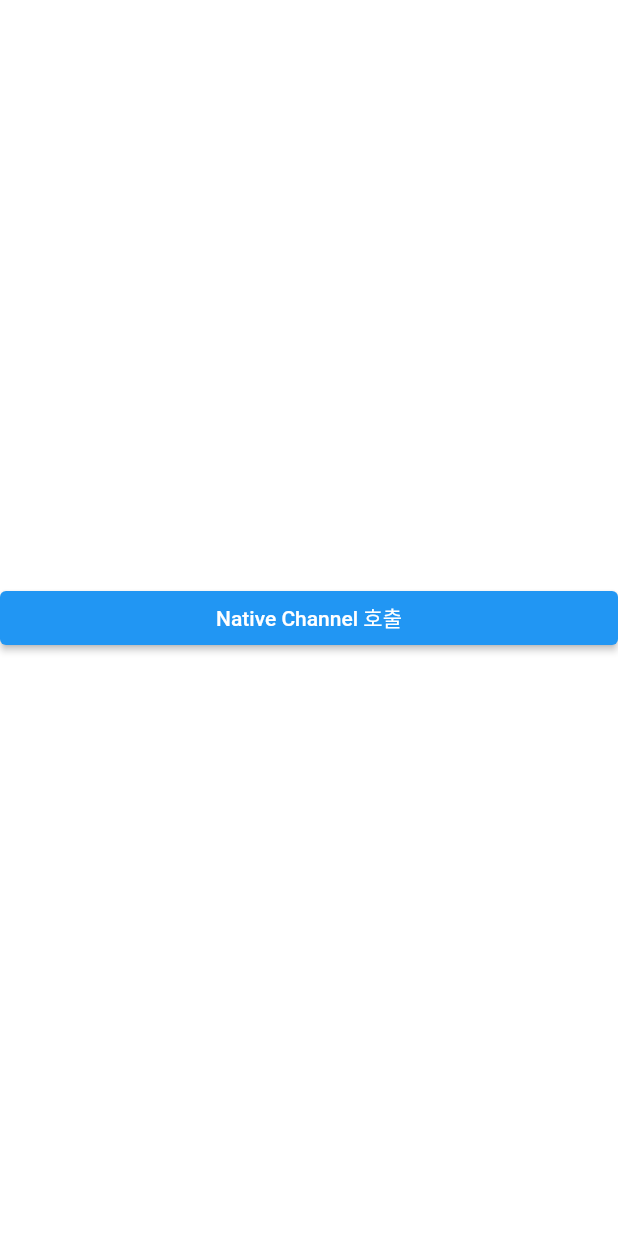
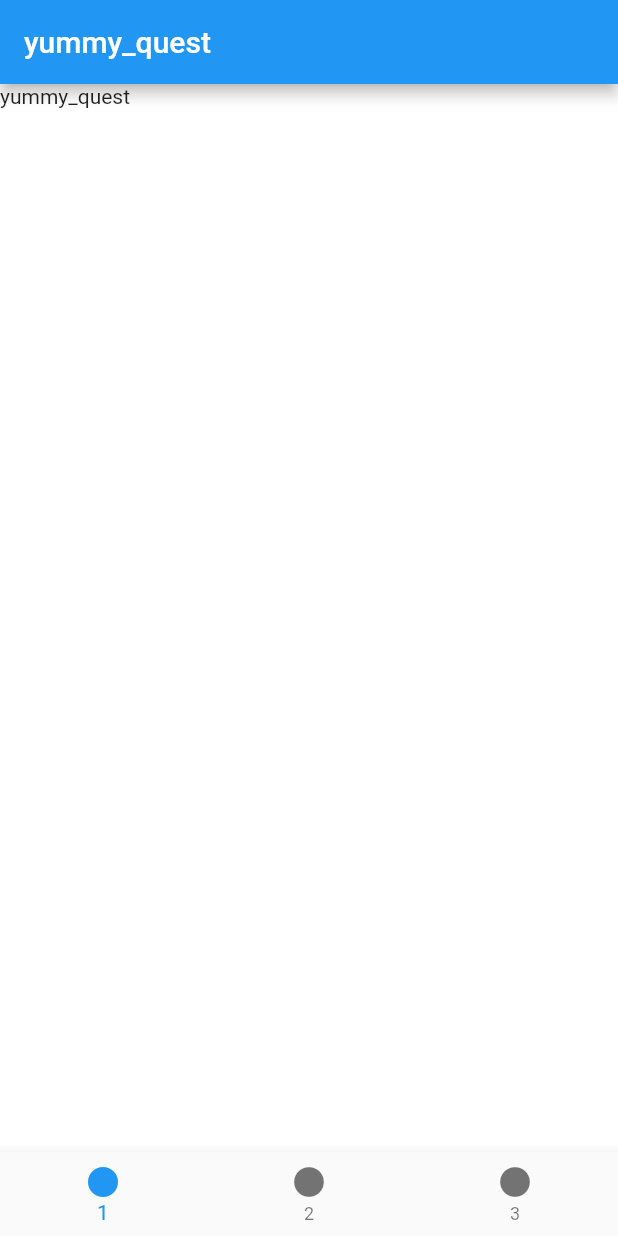
Before and after one commit to junction-dragonball/junction2023-mobile, a Flutter app: the screen it shows after launch, on a phone screen of 412 x 824 dp. Run offline on Flutter 3.47's test engine with Material 2 defaults, Android fonts, the phone set to English and light mode, and no system bars; our stand-ins replace get.

Commit message:
feat: 메인 바텀네비게이션 라우팅 구현

```diff
--- /dev/null
+++ b/lib/app/presentation/screens/main_indexed_stack_screen/main_indexed_stack_screen.dart
@@ -0,0 +1,37 @@
+import 'package:get/get.dart';
+import 'package:flutter/material.dart';
+import 'package:yummy_quest/app/presentation/screens/my_page_screen/my_page_screen.dart';
+import 'package:yummy_quest/app/presentation/screens/yummy_deal_screen/yummy_deal_screen.dart';
+import 'package:yummy_quest/app/presentation/screens/yummy_quest_screen/yummy_quest_screen.dart';
+import 'main_indexed_stack_screen_controller.dart';
+
+class MainIndexedStackScreen extends GetView<MainIndexedStackScreenController> {
+  const MainIndexedStackScreen({Key? key}) : super(key: key);
+
+  @override
+  Widget build(BuildContext context) {
+    return Scaffold(
+      body: Obx(
+        () => IndexedStack(
+          index: controller.currentIndex.value,
+          children: [
+            YummyQuestScreen(),
+            YummyDealScreen(),
+            MyPageScreen(),
+          ],
+        ),
+      ),
+      bottomNavigationBar: Obx(
+        () => BottomNavigationBar(
+          currentIndex: controller.currentIndex.value,
+          onTap: controller.onBottomNavItemTap,
+          items: [
+            BottomNavigationBarItem(icon: Icon(Icons.circle), label: '1'),
+            BottomNavigationBarItem(icon: Icon(Icons.circle), label: '2'),
+            BottomNavigationBarItem(icon: Icon(Icons.circle), label: '3'),
+          ],
+        ),
+      ),
+    );
+  }
+}
--- /dev/null
+++ b/lib/app/presentation/screens/main_indexed_stack_screen/main_indexed_stack_screen_binding.dart
@@ -0,0 +1,9 @@
+import 'package:get/instance_manager.dart';
+import 'main_indexed_stack_screen_controller.dart';
+
+class MainIndexedStackScreenBinding implements Bindings {
+  @override
+  void dependencies() {
+    Get.put(MainIndexedStackScreenController());
+  }
+}
--- /dev/null
+++ b/lib/app/presentation/screens/main_indexed_stack_screen/main_indexed_stack_screen_controller.dart
@@ -0,0 +1,10 @@
+import 'package:get/get.dart';
+
+class MainIndexedStackScreenController extends GetxController{
+
+  final RxInt currentIndex = 0.obs;
+
+  void onBottomNavItemTap(int index){
+    currentIndex(index);
+  }
+}
--- a/lib/app/presentation/screens/main_screen/main_screen.dart
+++ /dev/null
@@ -1,29 +0,0 @@
-import 'package:flutter/services.dart';
-import 'package:get/get.dart';
-import 'package:flutter/material.dart';
-import 'package:yummy_quest/app/domain/use_cases/request_screen_time_access_use_case.dart';
-// import 'package:notification_permissions/notification_permissions.dart';
-import 'main_screen_controller.dart';
-
-class MainScreen extends GetView<MainScreenController> {
-  const MainScreen({Key? key}) : super(key: key);
-
-  @override
-  Widget build(BuildContext context) {
-    return Scaffold(
-      body: Column(
-        crossAxisAlignment: CrossAxisAlignment.stretch,
-        mainAxisAlignment: MainAxisAlignment.center,
-        children: [
-          ElevatedButton(
-            onPressed: () async {
-              final a = await RequestScreenTimeAccessUseCase()();
-              print(a);
-            },
-            child: Text('Native Channel 호출'),
-          ),
-        ],
-      ),
-    );
-  }
-}
--- a/lib/app/presentation/screens/main_screen/main_screen_binding.dart
+++ /dev/null
@@ -1,9 +0,0 @@
-import 'package:get/instance_manager.dart';
-import 'main_screen_controller.dart';
-
-class MainScreenBinding implements Bindings {
-  @override
-  void dependencies() {
-    Get.put(MainScreenController());
-  }
-}
--- a/lib/app/presentation/screens/main_screen/main_screen_controller.dart
+++ /dev/null
@@ -1,5 +0,0 @@
-import 'package:get/get.dart';
-
-class MainScreenController extends GetxController{
-
-}
--- /dev/null
+++ b/lib/app/presentation/screens/my_page_screen/my_page_screen_binding.dart
@@ -0,0 +1,9 @@
+import 'package:get/instance_manager.dart';
+import 'my_page_screen_controller.dart';
+
+class MyPageScreenBinding implements Bindings {
+  @override
+  void dependencies() {
+    Get.put(MyPageScreenController());
+  }
+}
--- /dev/null
+++ b/lib/app/presentation/screens/my_page_screen/my_page_screen_controller.dart
@@ -0,0 +1,5 @@
+import 'package:get/get.dart';
+
+class MyPageScreenController extends GetxController{
+
+}
--- /dev/null
+++ b/lib/app/presentation/screens/yummy_deal_screen/yummy_deal_screen.dart
@@ -0,0 +1,15 @@
+import 'package:get/get.dart';
+import 'package:flutter/material.dart';
+import 'yummy_deal_screen_controller.dart';
+
+class YummyDealScreen extends GetView<YummyDealScreenController> {
+  const YummyDealScreen({Key? key}) : super(key: key);
+
+  @override
+  Widget build(BuildContext context) {
+    return Scaffold(
+      appBar: AppBar(title: Text('yummy_deal')),
+      body: Text('yummy_deal'),
+    );
+  }
+}
--- /dev/null
+++ b/lib/app/presentation/screens/yummy_deal_screen/yummy_deal_screen_binding.dart
@@ -0,0 +1,9 @@
+import 'package:get/instance_manager.dart';
+import 'yummy_deal_screen_controller.dart';
+
+class YummyDealScreenBinding implements Bindings {
+  @override
+  void dependencies() {
+    Get.put(YummyDealScreenController());
+  }
+}
--- /dev/null
+++ b/lib/app/presentation/screens/yummy_deal_screen/yummy_deal_screen_controller.dart
@@ -0,0 +1,5 @@
+import 'package:get/get.dart';
+
+class YummyDealScreenController extends GetxController{
+
+}
--- /dev/null
+++ b/lib/app/presentation/screens/yummy_quest_screen/yummy_quest_screen.dart
@@ -0,0 +1,15 @@
+import 'package:get/get.dart';
+import 'package:flutter/material.dart';
+import 'yummy_quest_screen_controller.dart';
+
+class YummyQuestScreen extends GetView<YummyQuestScreenController> {
+  const YummyQuestScreen({Key? key}) : super(key: key);
+
+  @override
+  Widget build(BuildContext context) {
+    return Scaffold(
+      appBar: AppBar(title: Text('yummy_quest')),
+      body: Text('yummy_quest'),
+    );
+  }
+}
--- /dev/null
+++ b/lib/app/presentation/screens/yummy_quest_screen/yummy_quest_screen_binding.dart
@@ -0,0 +1,9 @@
+import 'package:get/instance_manager.dart';
+import 'yummy_quest_screen_controller.dart';
+
+class YummyQuestScreenBinding implements Bindings {
+  @override
+  void dependencies() {
+    Get.put(YummyQuestScreenController());
+  }
+}
--- /dev/null
+++ b/lib/app/presentation/screens/yummy_quest_screen/yummy_quest_screen_controller.dart
@@ -0,0 +1,5 @@
+import 'package:get/get.dart';
+
+class YummyQuestScreenController extends GetxController{
+
+}
--- a/lib/routes/get_pages.dart
+++ b/lib/routes/get_pages.dart
@@ -1,14 +1,22 @@
 import 'package:get/route_manager.dart';
-import 'package:yummy_quest/app/presentation/screens/main_screen/main_screen.dart';
-import 'package:yummy_quest/app/presentation/screens/main_screen/main_screen_binding.dart';
+import 'package:yummy_quest/app/presentation/screens/main_indexed_stack_screen/main_indexed_stack_screen.dart';
+import 'package:yummy_quest/app/presentation/screens/main_indexed_stack_screen/main_indexed_stack_screen_binding.dart';
+import 'package:yummy_quest/app/presentation/screens/my_page_screen/my_page_screen_binding.dart';
+import 'package:yummy_quest/app/presentation/screens/yummy_deal_screen/yummy_deal_screen_binding.dart';
+import 'package:yummy_quest/app/presentation/screens/yummy_quest_screen/yummy_quest_screen_binding.dart';
 import 'package:yummy_quest/routes/named_routes.dart';
 
 abstract class GetPages {
   static get pages => [
     GetPage(
       name: RouteNames.MAIN,
-      page: () => const MainScreen(),
-      binding: MainScreenBinding(),
+      page: () => const MainIndexedStackScreen(),
+      bindings: [
+        MainIndexedStackScreenBinding(),
+        YummyQuestScreenBinding(),
+        YummyDealScreenBinding(),
+        MyPageScreenBinding(),
+      ],
     )
   ];
 }
```
Also changed, not shown: lib/app/presentation/screens/my_page_screen/my_page_screen.dart (added, +15 -0 lines).
